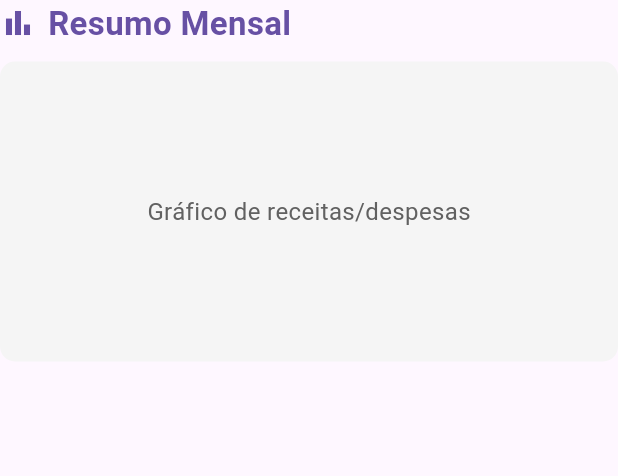
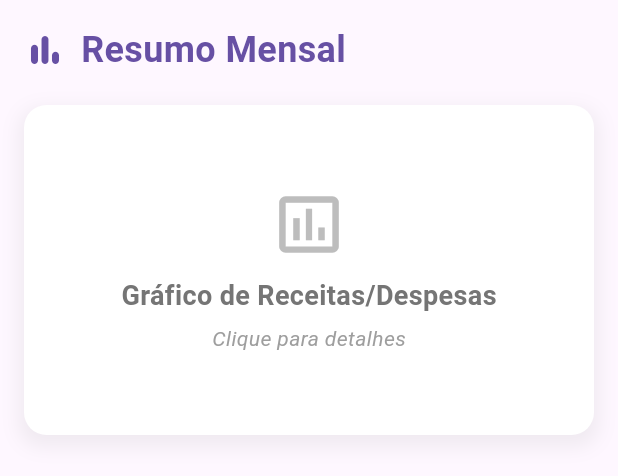
Before and after one commit to vertexware-technologies/app-finance-vertexware, a Flutter app: the SummaryWidget widget shown alone on an empty page, opened directly, on a phone screen of 412 x 824 dp. Shown: the top 476 px of the screen. Run offline on Flutter 3.47's test engine with Material 3 defaults, Android fonts, the phone set to English and light mode, and no system bars; our stand-ins replace shared_preferences; accounts and stored records are empty; network calls fail.

Commit message:
fit: alteração de layout e cor de fundo

```diff
--- a/lib/views/login_page.dart
+++ b/lib/views/login_page.dart
@@ -1,5 +1,3 @@
-// lib/views/login_page.dart
-
 import 'package:flutter/material.dart';
 import 'package:provider/provider.dart';
 import '../controllers/auth_controller.dart';
@@ -18,6 +16,7 @@ class LoginPage extends StatelessWidget {
     final controller = Provider.of<AuthController>(context, listen: false);
 
     return Scaffold(
+      backgroundColor: const Color.fromARGB(255, 25, 32, 51), // Fundo azul escuro
       body: Center(
         child: Padding(
           padding: const EdgeInsets.all(16.0),
--- a/lib/widgets/summary_widget.dart
+++ b/lib/widgets/summary_widget.dart
@@ -3,34 +3,69 @@ import 'package:flutter/material.dart';
 class SummaryWidget extends StatelessWidget {
   @override
   Widget build(BuildContext context) {
-    return Column(
+    return Padding(
+      padding: const EdgeInsets.all(16.0),
+      child: Column(
         crossAxisAlignment: CrossAxisAlignment.start,
         children: [
           Row(
             children: [
-            Icon(Icons.bar_chart, color: Theme.of(context).primaryColor),
-            SizedBox(width: 8),
+              Icon(Icons.bar_chart_rounded, size: 28, color: Theme.of(context).primaryColor),
+              const SizedBox(width: 10),
               Text(
                 'Resumo Mensal',
-              style: TextStyle(fontSize: 22, fontWeight: FontWeight.bold, color: Theme.of(context).primaryColor),
+                style: TextStyle(
+                  fontSize: 24,
+                  fontWeight: FontWeight.w700,
+                  color: Theme.of(context).primaryColor,
+                ),
               ),
             ],
           ),
-        SizedBox(height: 10),
+          const SizedBox(height: 20),
           Container(
-          height: 200,
+            height: 220,
             decoration: BoxDecoration(
-            color: Color(0xFFF5F5F5),
-            borderRadius: BorderRadius.circular(10),
+              color: Colors.white,
+              borderRadius: BorderRadius.circular(15),
+              boxShadow: [
+                BoxShadow(
+                  color: Colors.grey.withOpacity(0.15),
+                  spreadRadius: 3,
+                  blurRadius: 10,
+                  offset: const Offset(0, 5), // Sombra sutil
+                ),
+              ],
             ),
             child: Center(
-            child: Text(
-              'Gráfico de receitas/despesas',
-              style: TextStyle(fontSize: 16, color: Colors.grey[700]),
+              child: Column(
+                mainAxisAlignment: MainAxisAlignment.center,
+                children: [
+                  Icon(Icons.insert_chart_outlined, size: 50, color: Colors.grey[400]),
+                  const SizedBox(height: 10),
+                  Text(
+                    'Gráfico de Receitas/Despesas',
+                    style: TextStyle(
+                      fontSize: 18,
+                      fontWeight: FontWeight.w600,
+                      color: Colors.grey[600],
+                    ),
+                  ),
+                  const SizedBox(height: 5),
+                  Text(
+                    'Clique para detalhes',
+                    style: TextStyle(
+                      fontSize: 14,
+                      fontStyle: FontStyle.italic,
+                      color: Colors.grey[500],
+                    ),
+                  ),
+                ],
               ),
             ),
           ),
         ],
+      ),
     );
   }
 }
```
Lines whose indentation alone changed are shown as unchanged.
